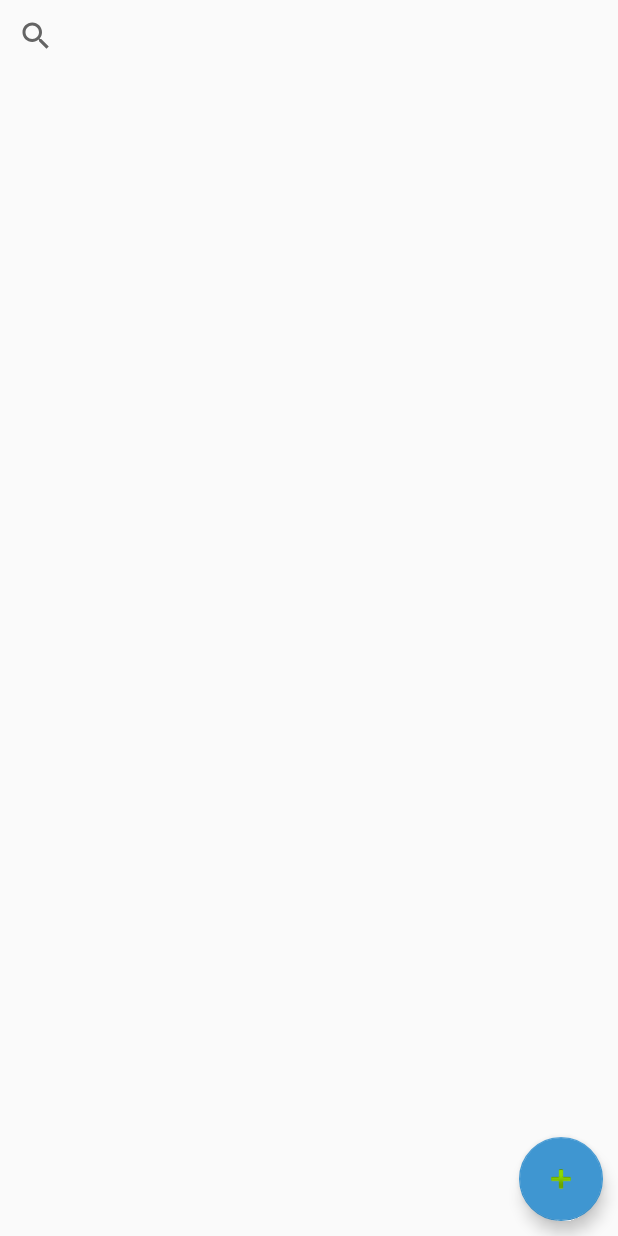
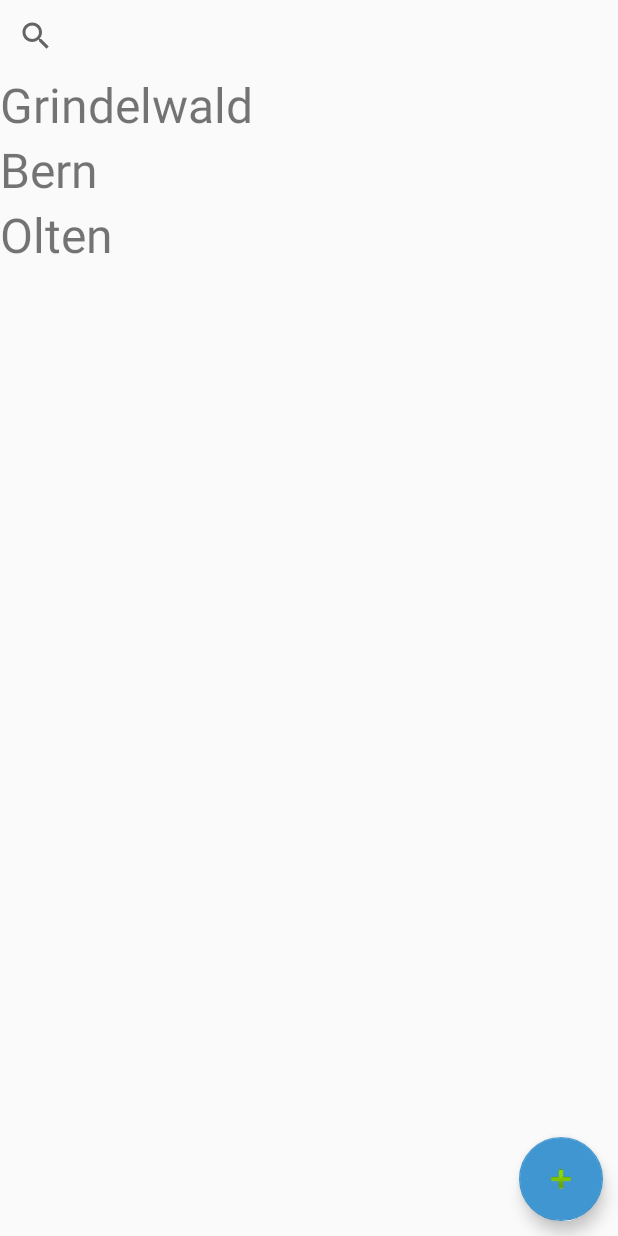
Before and after one commit to nsinghsingh/mod_335_Nihal_SinghSingh, an Android app: the layout activity_cities.xml on its own in the app's theme, with its tools: preview values and no code run, on a phone screen of 412 x 824 dp. Run offline under Robolectric (Android 15) with nearby library versions, the phone set to English and light mode, and no system bars.

```diff
--- a/app/src/main/java/com/example/weather/Cities.java
+++ b/app/src/main/java/com/example/weather/Cities.java
@@ -5,7 +5,8 @@ import androidx.appcompat.app.AppCompatActivity;
 import android.content.Intent;
 import android.os.Bundle;
 import android.view.View;
-import android.widget.Button;
+
+import com.google.android.material.floatingactionbutton.FloatingActionButton;
 
 public class Cities extends AppCompatActivity {
 
@@ -14,7 +15,7 @@ public class Cities extends AppCompatActivity {
         super.onCreate(savedInstanceState);
         setContentView(R.layout.activity_cities);
 
-        Button addCity = findViewById(R.id.addCity);
+        FloatingActionButton addCity = findViewById(R.id.addCity);
         addCity.setOnClickListener(new View.OnClickListener() {
             public void onClick(View v)
             {
--- a/app/src/main/res/layout/activity_cities.xml
+++ b/app/src/main/res/layout/activity_cities.xml
@@ -21,7 +21,29 @@
         <LinearLayout
             android:layout_width="match_parent"
             android:layout_height="wrap_content"
-            android:orientation="vertical" />
+            android:orientation="vertical" >
+
+            <TextView
+                android:id="@+id/textView"
+                android:layout_width="match_parent"
+                android:layout_height="wrap_content"
+                android:textSize="32dp"
+                tools:text="Grindelwald" />
+
+            <TextView
+                android:id="@+id/textView2"
+                android:layout_width="match_parent"
+                android:layout_height="wrap_content"
+                android:textSize="32dp"
+                tools:text="Bern" />
+
+            <TextView
+                android:id="@+id/textView3"
+                android:layout_width="match_parent"
+                android:layout_height="wrap_content"
+                android:textSize="32dp"
+                tools:text="Olten" />
+        </LinearLayout>
     </ScrollView>
 
     <com.google.android.material.floatingactionbutton.FloatingActionButton
```
Also changed, not shown: app/src/main/java/com/example/weather/MainActivity.java (+21 -0 lines), app/src/main/java/com/example/weather/Weather.java (+11 -3 lines), app/src/main/res/drawable/ic_refresh.xml (added, +12 -0 lines).
